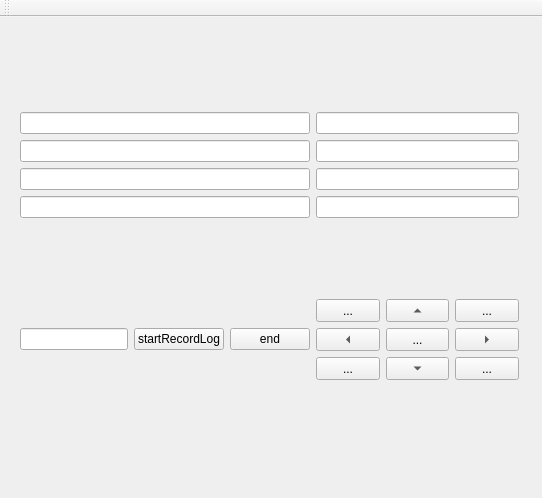
Qt form mainwindow.ui (mikexyl/CanWifi_Driver) before a commit.
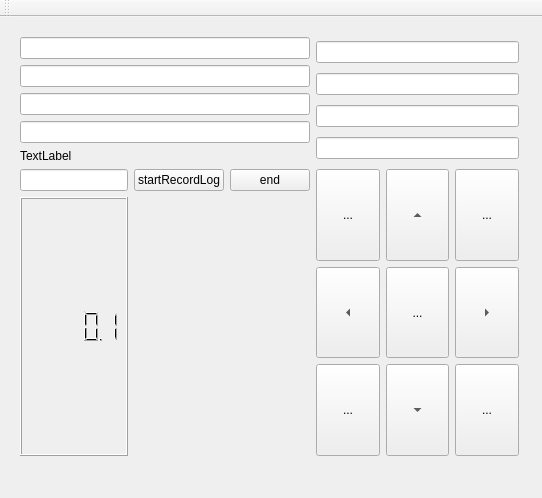
The same form after that commit.

Patch:
```diff
--- a/mainwindow.ui
+++ b/mainwindow.ui
@@ -32,9 +32,6 @@
        <item row="1" column="0">
         <widget class="QLineEdit" name="tagXEdit"/>
        </item>
-       <item row="3" column="0">
-        <widget class="QLineEdit" name="tagAngleEdit"/>
-       </item>
        <item row="0" column="0">
         <widget class="QLineEdit" name="tagCodeEdit">
          <property name="font">
@@ -44,6 +41,16 @@
          </property>
         </widget>
        </item>
+       <item row="3" column="0">
+        <widget class="QLineEdit" name="tagAngleEdit"/>
+       </item>
+       <item row="4" column="0">
+        <widget class="QLabel" name="testLabel">
+         <property name="text">
+          <string>TextLabel</string>
+         </property>
+        </widget>
+       </item>
       </layout>
      </item>
      <item row="1" column="0">
@@ -65,6 +72,24 @@
          </property>
         </widget>
        </item>
+       <item row="1" column="0">
+        <widget class="QLCDNumber" name="testLCD">
+         <property name="font">
+          <font>
+           <pointsize>13</pointsize>
+          </font>
+         </property>
+         <property name="smallDecimalPoint">
+          <bool>true</bool>
+         </property>
+         <property name="digitCount">
+          <number>5</number>
+         </property>
+         <property name="value" stdset="0">
+          <double>0.100000000000000</double>
+         </property>
+        </widget>
+       </item>
       </layout>
      </item>
      <item row="1" column="1">
```
